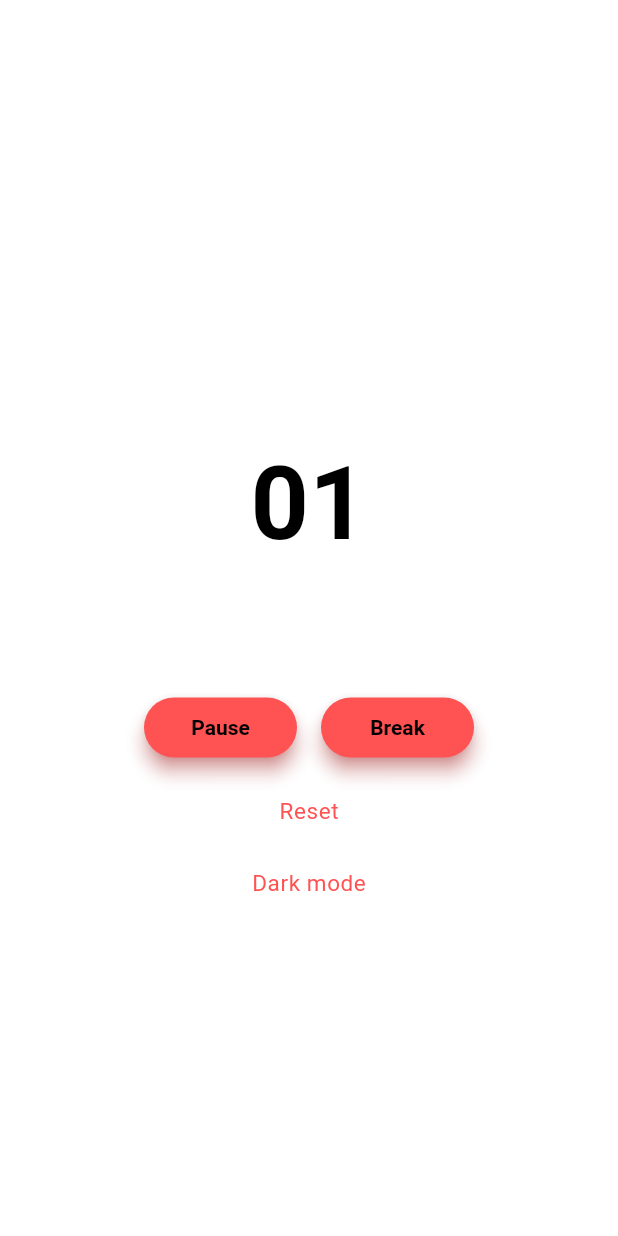
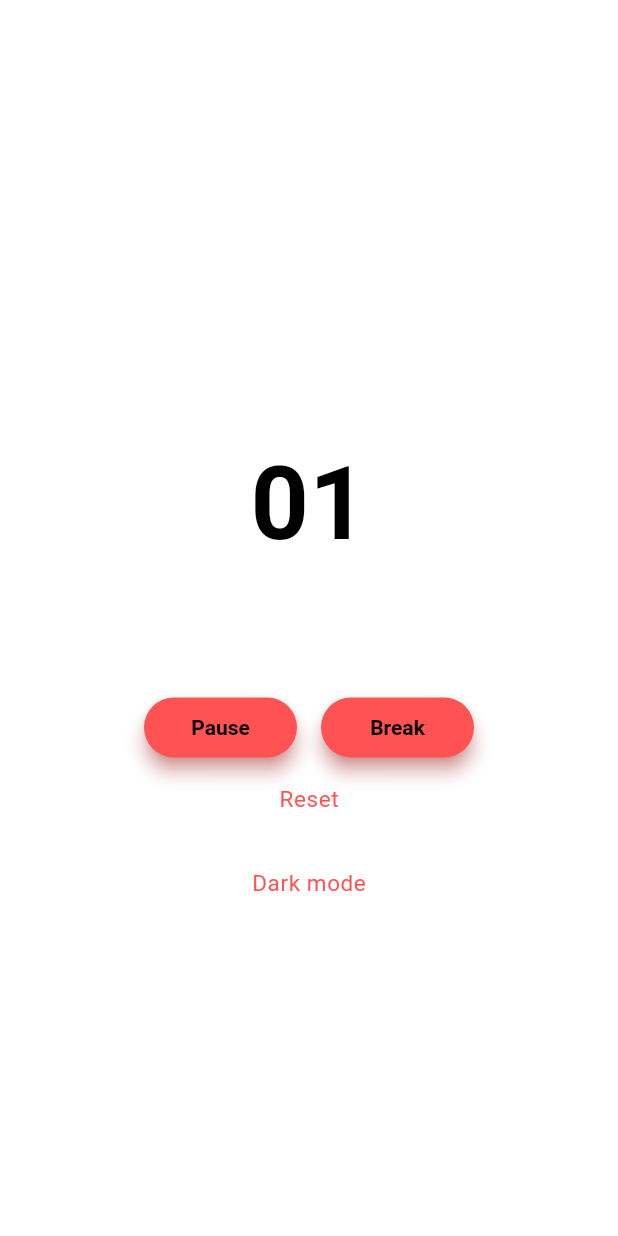
Before and after one commit to rapunschel/orodomop, a Flutter app: the screen it shows after launch, after a tap on "Start", on a phone screen of 412 x 824 dp. Run offline on Flutter 3.47's test engine with Material 3 defaults, Android fonts, the phone set to English and light mode, and no system bars; drawn by our look-alikes of auto_size_text; our stand-ins replace flutter_local_notifications, flutter_timezone, permission_handler, shared_preferences, timezone; missing offline and left inert: flutter_foreground_task, glowy_borders.

Commit message:
Moved reset button to control row, fixed delay when updating UI when pressing start

```diff
--- a/lib/screens/timer_screen.dart
+++ b/lib/screens/timer_screen.dart
@@ -41,18 +41,13 @@ class _TimerScreenState extends State<TimerScreen> {
   @override
   Widget build(BuildContext context) {
     return WithForegroundTask(
-      child: Selector<TimerModel, bool>(
-        selector: (context, model) => model.isCounting,
-        builder: (context, _, child) {
-          return Scaffold(
+      child: Scaffold(
         body: SafeArea(
           child: LayoutBuilder(
             builder: (context, constraints) {
               return SingleChildScrollView(
                 child: ConstrainedBox(
-                      constraints: BoxConstraints(
-                        minHeight: constraints.maxHeight,
-                      ),
+                  constraints: BoxConstraints(minHeight: constraints.maxHeight),
                   child: Center(
                     child: Column(
                       mainAxisAlignment: MainAxisAlignment.center,
@@ -61,9 +56,6 @@ class _TimerScreenState extends State<TimerScreen> {
                         CycleTimer(),
                         TimerControlRow(),
                         SizedBox(height: 8),
-                            context.read<TimerModel>().isActive
-                                ? ResetButton()
-                                : SizedBox(),
                         ToggleThemeButton(),
                       ],
                     ),
@@ -73,23 +65,7 @@ class _TimerScreenState extends State<TimerScreen> {
             },
           ),
         ),
-          );
-        },
       ),
     );
   }
 }
-
-class ResetButton extends StatelessWidget {
-  const ResetButton({super.key});
-
-  @override
-  Widget build(BuildContext context) {
-    return TextButton(
-      onPressed: () {
-        context.read<TimerModel>().resetTimer();
-      },
-      child: Text("Reset", style: Theme.of(context).textTheme.bodySmall),
-    );
-  }
-}
--- a/lib/widgets/buttons/timer_control_row.dart
+++ b/lib/widgets/buttons/timer_control_row.dart
@@ -11,27 +11,52 @@ class TimerControlRow extends StatelessWidget {
 
   @override
   Widget build(BuildContext context) {
-    return Selector<TimerModel, List<int>>(
+    return Selector<TimerModel, List>(
       selector:
           (context, timerModel) => [
             timerModel.focusTime,
             timerModel.breakTimeRemaining,
+            timerModel.isCounting,
           ],
       builder: (context, values, child) {
         int focusTime = values[0];
         int breakTime = values[1];
-        if (focusTime == 0 && breakTime <= 0) {
+        bool isCounting = values[2];
+        if (focusTime == 0 && breakTime <= 0 && !isCounting) {
           return StartButton();
         }
 
         if (breakTime > 0) {
           return EndBreakButton();
         }
-        return Row(
-          mainAxisAlignment: MainAxisAlignment.center,
-          children: [PauseOrResumeButton(), SizedBox(width: 16), BreakButton()],
+        return Column(
+          children: [
+            Row(
+              mainAxisAlignment: MainAxisAlignment.center,
+              children: [
+                PauseOrResumeButton(),
+                SizedBox(width: 16),
+                BreakButton(),
+              ],
+            ),
+            ResetButton(),
+          ],
         );
       },
     );
   }
 }
+
+class ResetButton extends StatelessWidget {
+  const ResetButton({super.key});
+
+  @override
+  Widget build(BuildContext context) {
+    return TextButton(
+      onPressed: () {
+        context.read<TimerModel>().resetTimer();
+      },
+      child: Text("Reset", style: Theme.of(context).textTheme.bodySmall),
+    );
+  }
+}
```
Lines whose indentation alone changed are shown as unchanged.
